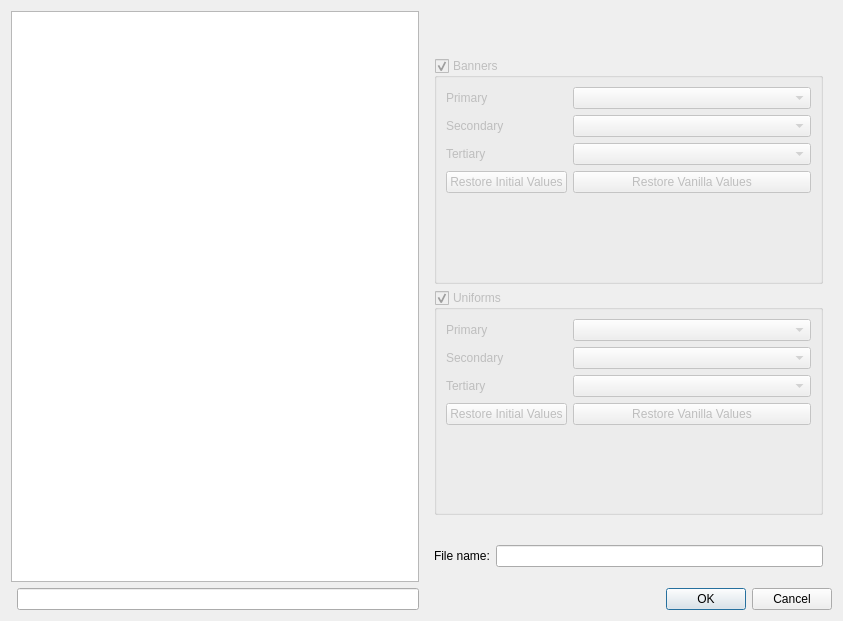
Above: rpfm_ui/ui_templates/tool_faction_color_editor.ui from Frodo45127/rpfm before the change. Below: the same form after it.
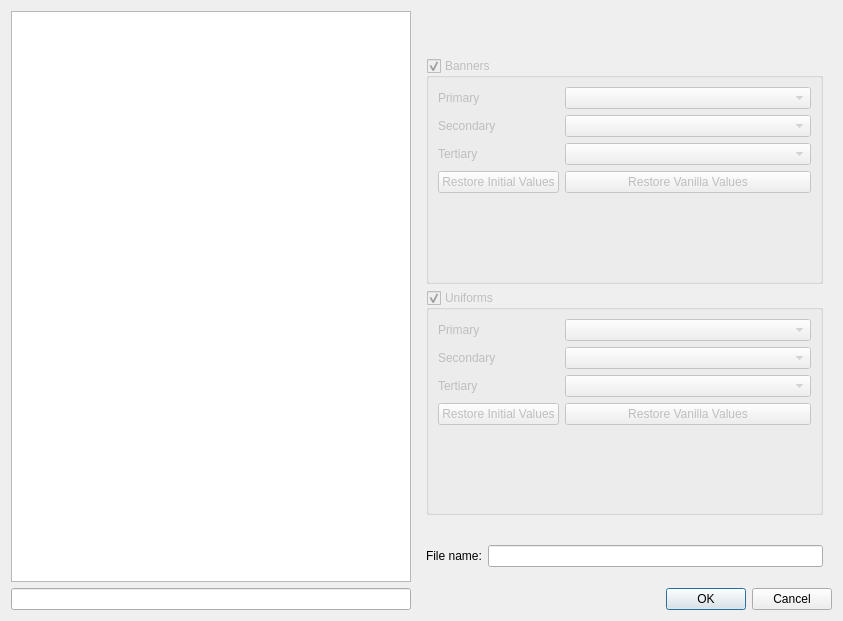
That is the form after the change. Custom widgets are drawn as their Qt base class.

Commit message: Re-enabled Tools module and faction painter.

The edit to the form file:
```diff
--- a/rpfm_ui/ui_templates/tool_faction_color_editor.ui
+++ b/rpfm_ui/ui_templates/tool_faction_color_editor.ui
@@ -189,9 +189,6 @@
      </layout>
     </widget>
    </item>
-   <item row="5" column="1">
-    <widget class="QLineEdit" name="faction_list_filter_line_edit"/>
-   </item>
    <item row="5" column="3">
     <widget class="QDialogButtonBox" name="button_box">
      <property name="orientation">
@@ -203,11 +200,24 @@
     </widget>
    </item>
    <item row="1" column="0" rowspan="4" colspan="2">
-    <widget class="QListView" name="faction_list_view"/>
+    <widget class="QListView" name="faction_list_view">
+     <property name="minimumSize">
+      <size>
+       <width>400</width>
+       <height>0</height>
+      </size>
+     </property>
+     <property name="alternatingRowColors">
+      <bool>true</bool>
+     </property>
+    </widget>
    </item>
    <item row="2" column="2" colspan="2">
     <widget class="KMessageWidget" name="message_widget"/>
    </item>
+   <item row="5" column="0" colspan="2">
+    <widget class="QLineEdit" name="faction_list_filter_line_edit"/>
+   </item>
   </layout>
  </widget>
  <customwidgets>
```
The commit also changes 11 other files.
